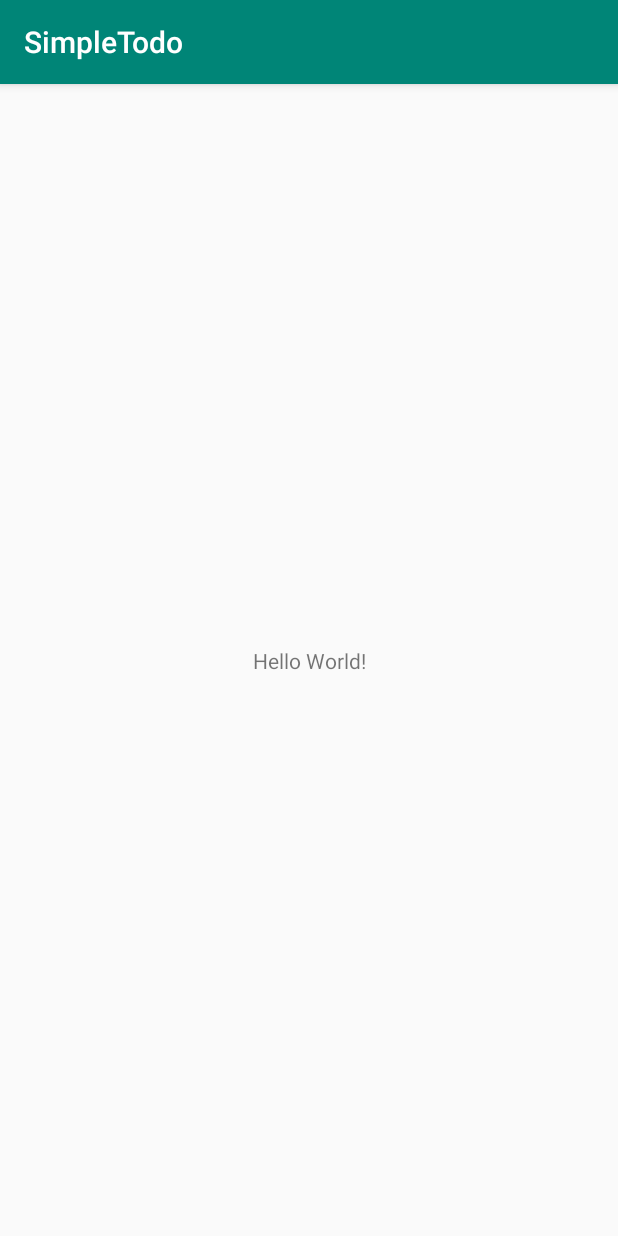
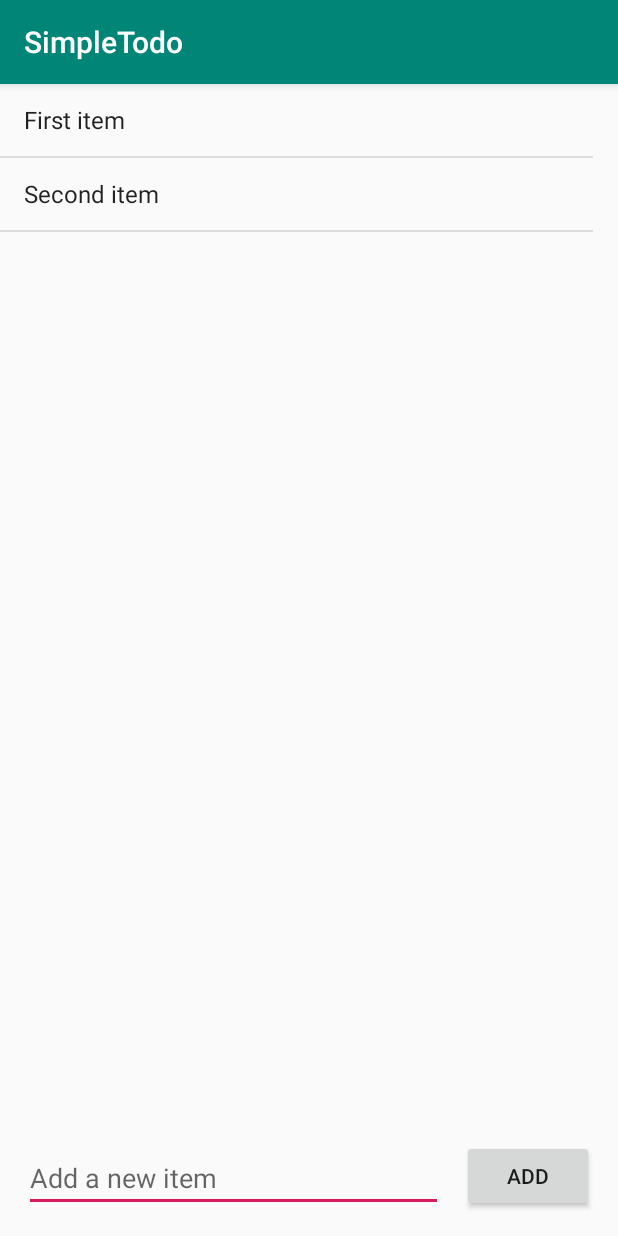
Before and after one commit to philipyu1997/todoey-android, an Android app: the screen it shows after launch (MainActivity), on a phone screen of 412 x 824 dp. Run offline under Robolectric (Android 15) with nearby library versions, the phone set to English and light mode, and no system bars.

Commit message:
Add functionality to add new item to todo list

```diff
--- a/app/src/main/java/com/yuphilip/MainActivity.java
+++ b/app/src/main/java/com/yuphilip/MainActivity.java
@@ -1,14 +1,42 @@
 package com.yuphilip;
 
 import android.os.Bundle;
+import android.view.View;
+import android.widget.ArrayAdapter;
+import android.widget.EditText;
+import android.widget.ListView;
+import android.widget.Toast;
 
 import androidx.appcompat.app.AppCompatActivity;
 
+import java.util.ArrayList;
+
 public class MainActivity extends AppCompatActivity {
+
+    ArrayList<String> items;
+    ArrayAdapter<String> itemsAdapter;
+    ListView lvItems;
 
     @Override
     protected void onCreate(Bundle savedInstanceState) {
         super.onCreate(savedInstanceState);
         setContentView(R.layout.activity_main);
+
+        items = new ArrayList<>();
+        itemsAdapter = new ArrayAdapter<String>(this, android.R.layout.simple_list_item_1, items);
+        lvItems = (ListView) findViewById(R.id.lvItems);
+        lvItems.setAdapter(itemsAdapter);
+
+        // mock data
+        items.add("First item");
+        items.add("Second item");
+    }
+
+    public void onAddItem(View v) {
+        EditText etNewItem = (EditText) findViewById(R.id.etNewItem);
+        String itemText = etNewItem.getText().toString();
+        itemsAdapter.add(itemText);
+        etNewItem.setText("");
+        Toast.makeText(getApplicationContext(), "Item added to list", Toast.LENGTH_SHORT).show();
     }
 }
--- /dev/null
+++ b/app/src/main/res/layout-v26/activity_main.xml
@@ -0,0 +1,55 @@
+<?xml version="1.0" encoding="utf-8"?>
+<androidx.constraintlayout.widget.ConstraintLayout xmlns:android="http://schemas.android.com/apk/res/android"
+    xmlns:app="http://schemas.android.com/apk/res-auto"
+    xmlns:tools="http://schemas.android.com/tools"
+    android:layout_width="match_parent"
+    android:layout_height="match_parent"
+    tools:context=".MainActivity">
+
+    <Button
+        android:id="@+id/btnAddItem"
+        android:layout_width="wrap_content"
+        android:layout_height="wrap_content"
+        android:layout_marginEnd="16dp"
+        android:layout_marginRight="16dp"
+        android:layout_marginBottom="16dp"
+        android:onClick="onAddItem"
+        android:text="@string/add"
+        app:layout_constraintBottom_toBottomOf="parent"
+        app:layout_constraintEnd_toEndOf="parent" />
+
+    <ListView
+        android:id="@+id/lvItems"
+        android:layout_width="395dp"
+        android:layout_height="651dp"
+        tools:layout_editor_absoluteX="8dp"
+        tools:layout_editor_absoluteY="8dp" />
+
+    <EditText
+        android:id="@+id/etNewItem"
+        android:layout_width="279dp"
+        android:layout_height="45dp"
+        android:layout_marginStart="16dp"
+        android:layout_marginLeft="16dp"
+        android:layout_marginBottom="16dp"
+        android:autofillHints=""
+        android:ems="10"
+        android:hint="@string/add_a_new_item"
+        android:inputType="textPersonName"
+        app:layout_constraintBottom_toBottomOf="parent"
+        app:layout_constraintStart_toStartOf="parent" />
+
+    <androidx.constraintlayout.widget.Guideline
+        android:id="@+id/guideline"
+        android:layout_width="wrap_content"
+        android:layout_height="wrap_content"
+        android:orientation="vertical"
+        app:layout_constraintGuide_begin="20dp" />
+
+    <androidx.constraintlayout.widget.Guideline
+        android:id="@+id/guideline2"
+        android:layout_width="wrap_content"
+        android:layout_height="wrap_content"
+        android:orientation="horizontal"
+        app:layout_constraintGuide_begin="20dp" />
+</androidx.constraintlayout.widget.ConstraintLayout>
--- a/app/src/main/res/layout/activity_main.xml
+++ b/app/src/main/res/layout/activity_main.xml
@@ -1,18 +1,32 @@
 <?xml version="1.0" encoding="utf-8"?>
 <androidx.constraintlayout.widget.ConstraintLayout xmlns:android="http://schemas.android.com/apk/res/android"
-    xmlns:app="http://schemas.android.com/apk/res-auto"
     xmlns:tools="http://schemas.android.com/tools"
     android:layout_width="match_parent"
     android:layout_height="match_parent"
     tools:context=".MainActivity">
 
-    <TextView
+    <Button
+        android:id="@+id/btnAddItem"
         android:layout_width="wrap_content"
         android:layout_height="wrap_content"
-        android:text="Hello World!"
-        app:layout_constraintBottom_toBottomOf="parent"
-        app:layout_constraintLeft_toLeftOf="parent"
-        app:layout_constraintRight_toRightOf="parent"
-        app:layout_constraintTop_toTopOf="parent" />
+        android:text="@string/add"
+        tools:layout_editor_absoluteX="307dp"
+        tools:layout_editor_absoluteY="667dp" />
 
+    <ListView
+        android:id="@+id/lvItems"
+        android:layout_width="411dp"
+        android:layout_height="657dp"
+        tools:layout_editor_absoluteX="0dp" />
+
+    <EditText
+        android:id="@+id/etNewItem"
+        android:layout_width="279dp"
+        android:layout_height="45dp"
+        android:autofillHints=""
+        android:ems="10"
+        android:hint="@string/add_a_new_item"
+        android:inputType="textPersonName"
+        tools:layout_editor_absoluteX="16dp"
+        tools:layout_editor_absoluteY="670dp" />
 </androidx.constraintlayout.widget.ConstraintLayout>
--- a/app/src/main/res/values/strings.xml
+++ b/app/src/main/res/values/strings.xml
@@ -1,3 +1,5 @@
 <resources>
     <string name="app_name">SimpleTodo</string>
+    <string name="add">Add</string>
+    <string name="add_a_new_item">Add a new item</string>
 </resources>
```
